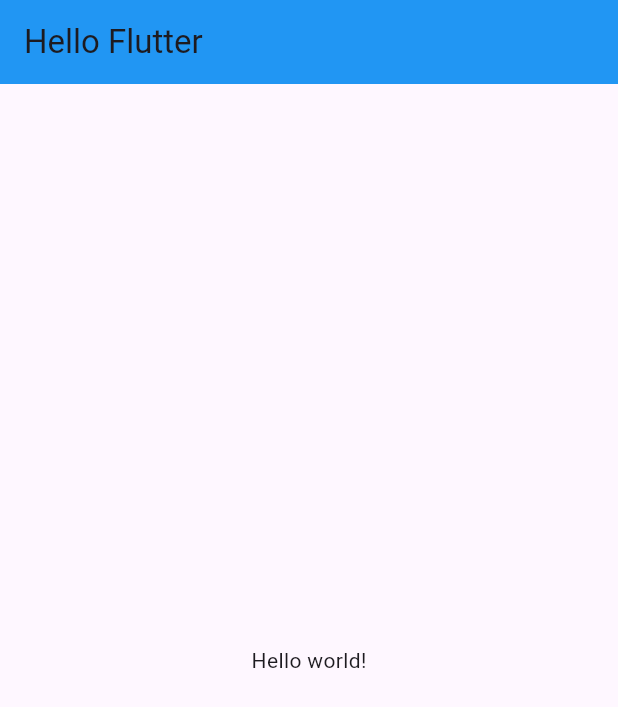
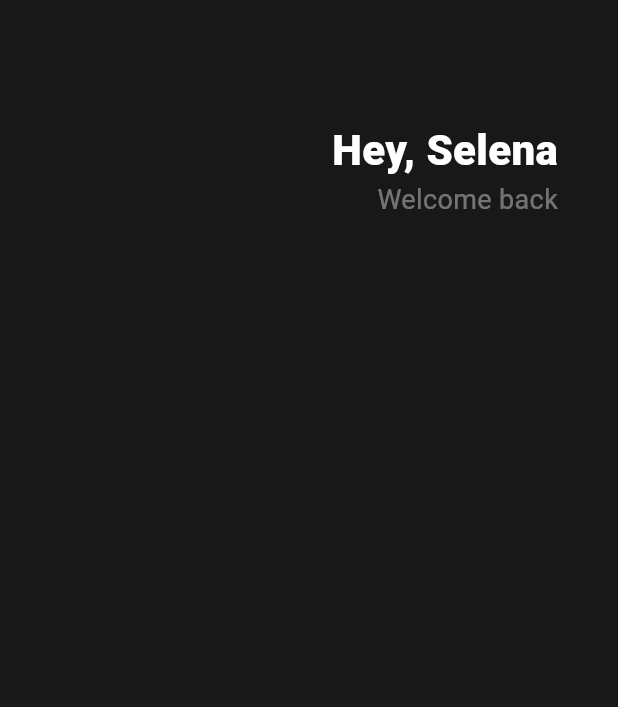
Before and after one commit to portal2312/toonflix, a Flutter app: the screen it shows after launch, on a phone screen of 412 x 824 dp. Shown: the top 707 px of the screen. Run offline on Flutter 3.47's test engine with Material 3 defaults, Android fonts, the phone set to English and light mode, and no system bars.

Commit message:
3.0. Header

```diff
--- a/lib/main.dart
+++ b/lib/main.dart
@@ -9,12 +9,41 @@
   Widget build(BuildContext context) {
     return MaterialApp(
       home: Scaffold(
-        appBar: AppBar(
-          backgroundColor: Colors.blue,
-          title: Text("Hello Flutter"),
-        ),
-        body: Center(
-          child: Text("Hello world!"),
+        backgroundColor: Color(0xFF181818),
+        body: Padding(
+          padding: EdgeInsets.symmetric(horizontal: 40),
+          child: Column(
+            children: [
+              SizedBox(
+                height: 80,
+              ),
+              Row(
+                mainAxisAlignment: MainAxisAlignment.end,
+                children: [
+                  Column(
+                    crossAxisAlignment: CrossAxisAlignment.end,
+                    children: [
+                      Text(
+                        "Hey, Selena",
+                        style: TextStyle(
+                          color: Colors.white,
+                          fontSize: 28,
+                          fontWeight: FontWeight.w800,
+                        ),
+                      ),
+                      Text(
+                        "Welcome back",
+                        style: TextStyle(
+                          color: Colors.white.withOpacity(0.4),
+                          fontSize: 18,
+                        ),
+                      ),
+                    ],
+                  ),
+                ],
+              ),
+            ],
+          ),
         ),
       ),
     );
```
